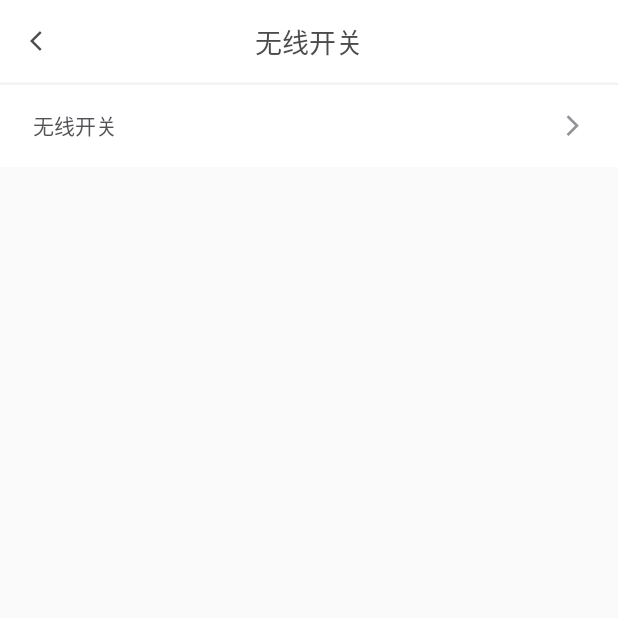
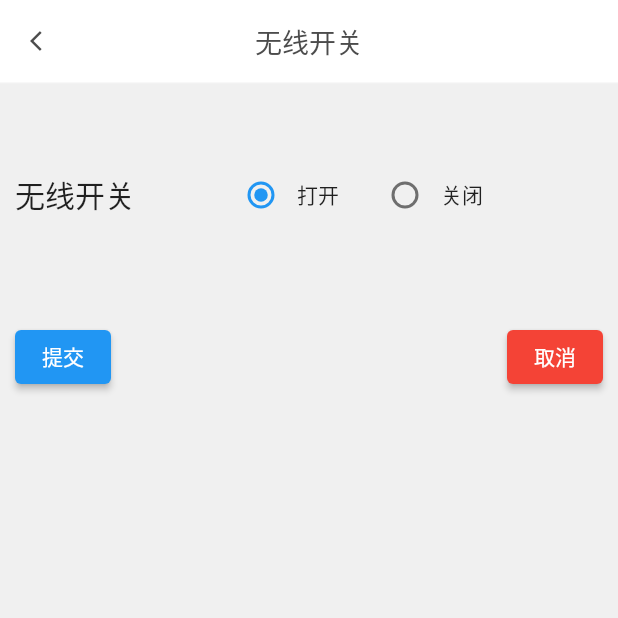
Before and after one commit to codeerXb/flutter_project, a Flutter app: the WirelessSwitch screen opened directly, on a phone screen of 412 x 824 dp, the top half of it. Run offline on Flutter 3.47's test engine with Material 2 defaults, Android fonts, the phone set to English and light mode, and no system bars; drawn by our look-alikes of oktoast; our stand-ins replace badges, card_swiper, cookie_jar, date_format, dio, dio_cookie_manager and 12 more; missing offline and left inert: amap_location_fluttify, css_filter, flutter_downloader, flutter_xupdate, qr_code_scanner; accounts and stored records are empty.

Commit message:
无线开关静态页面

```diff
--- a/lib/pages/setting/wireless_switch.dart
+++ b/lib/pages/setting/wireless_switch.dart
@@ -1,5 +1,4 @@
 import 'package:flutter/material.dart';
-import 'package:flutter_template/core/widget/common_widget.dart';
 import '../../../core/widget/custom_app_bar.dart';
 
 /// 无线开关
@@ -11,28 +10,75 @@ class WirelessSwitch extends StatefulWidget {
 }
 
 class _WirelessSwitchState extends State<WirelessSwitch> {
+  int sex = 1;
+  int status = 1;
+  bool flag = true;
+
   @override
   Widget build(BuildContext context) {
     return Scaffold(
       appBar: customAppbar(context: context, title: '无线开关'),
       body: SingleChildScrollView(
         child: Container(
-          decoration:
-              const BoxDecoration(color: Color.fromRGBO(240, 240, 240, 1)),
-          child: Column(
-            crossAxisAlignment: CrossAxisAlignment.stretch,
-            children: problemListWidget(),
-          ),
-        ),
+            padding: const EdgeInsets.all(10),
+            height: 780,
+            decoration:
+                const BoxDecoration(color: Color.fromRGBO(240, 240, 240, 1)),
+            child: Column(children: [
+              const SizedBox(
+                height: 40,
+              ),
+              Row(children: [
+                const Flexible(
+                  child: Text('无线开关', style: TextStyle(fontSize: 20)),
+                ),
+                const SizedBox(
+                  width: 60,
+                ),
+                Radio(
+                  // 按钮的值
+                  value: 1,
+                  // 改变事件
+                  onChanged: (value) {
+                    setState(() {
+                      sex = value.hashCode;
+                    });
+                  },
+                  // 按钮组的值
+                  groupValue: sex,
+                ),
+                const Text("打开"),
+                const SizedBox(
+                  width: 20,
+                ),
+                Radio(
+                  value: 2,
+                  onChanged: (value) {
+                    setState(() {
+                      sex = value.hashCode;
+                    });
+                  },
+                  groupValue: sex,
+                ),
+                const Text("关闭"),
+              ]),
+              const SizedBox(
+                height: 60,
+              ),
+              Row(mainAxisAlignment: MainAxisAlignment.spaceBetween, children: [
+                ElevatedButton(
+                  onPressed: () {},
+                  child: const Text('提交'),
+                ),
+                ElevatedButton(
+                  style: ButtonStyle(
+                      backgroundColor: MaterialStateProperty.all(Colors.red)),
+                  onPressed: () {},
+                  child: const Text('取消'),
+                ),
+              ])
+            ])),
       ),
     );
   }
-
-  List<Widget> problemListWidget() {
-    List<Widget> list = [];
-    list.add(CommonWidget.simpleWidgetWithUserDetail("无线开关", callBack: () {
-      print("无线开关"); //wireless_switch
-    }));
-    return list;
-  }
 }
```
